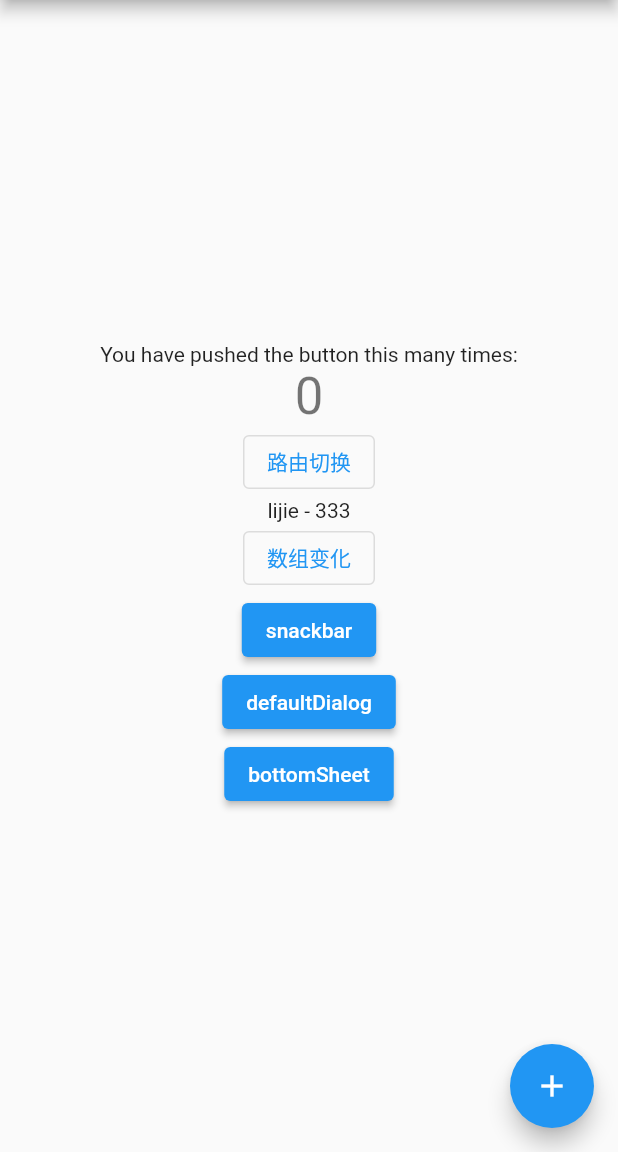
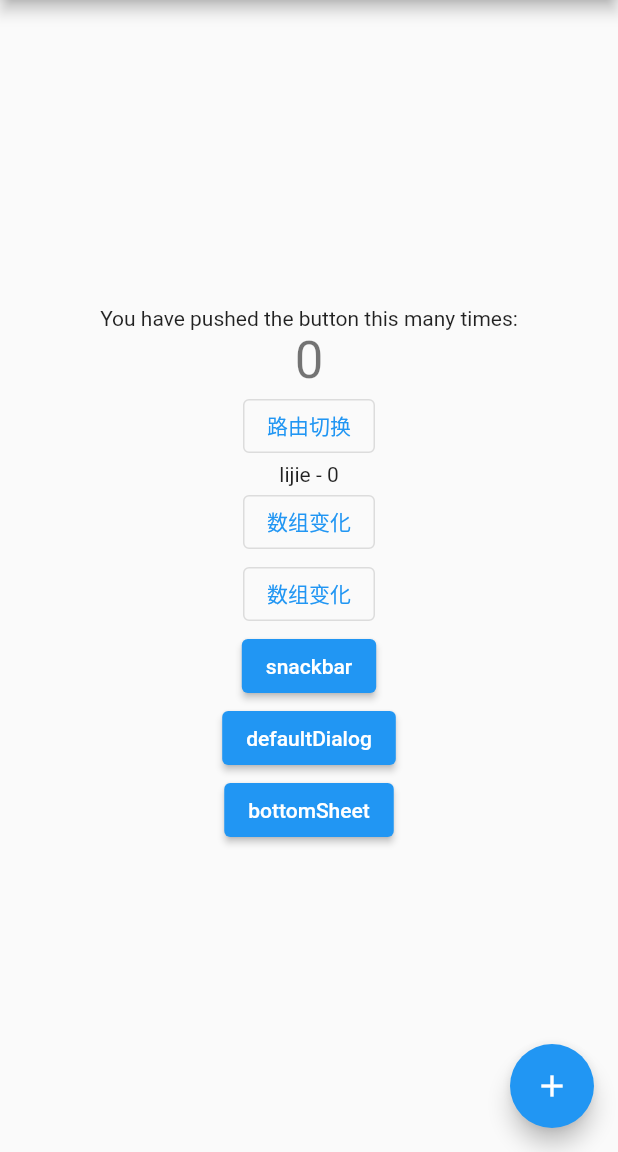
Before and after one commit to ljj218/get_test, a Flutter app: the screen it shows after launch, after a tap on "数组变化", on a phone screen of 412 x 824 dp, the part 84-1236 px from its top. Run offline on Flutter 3.47's test engine with Material 2 defaults, Android fonts, the phone set to English and light mode, and no system bars; our stand-ins replace get.

Commit message:
no message

```diff
--- a/getx/lib/main.dart
+++ b/getx/lib/main.dart
@@ -1,7 +1,7 @@
 /*
  * @Author: Long_jj
  * @Date: 2021-09-02 21:46:38
- * @LastEditTime: 2021-09-09 17:40:48
+ * @LastEditTime: 2021-09-10 14:29:05
  * @LastEditors: dragon
  * @Description:
  * @FilePath: \getx\lib\main.dart
@@ -44,7 +44,7 @@ class Controller extends GetxController {
       print(e);
     });
     ever(list, (e) {
-      print(e);
+      // print(e);
     });
     super.onInit();
   }
@@ -60,6 +60,7 @@ class MyHomePage extends StatefulWidget {
 }
 
 class _MyHomePageState extends State<MyHomePage> {
+  int num = 0;
   @override
   Widget build(BuildContext context) {
     final Controller c = Get.put(Controller());
@@ -99,7 +100,14 @@ class _MyHomePageState extends State<MyHomePage> {
             }),
             OutlinedButton(
               onPressed: () {
-                c.list.add({"name": 'lijie', "age": 333});
+                c.list.add({"name": 'lijie', "age": num++});
+              },
+              child: Text('数组变化'),
+            ),
+            OutlinedButton(
+              onPressed: () {
+                var s = c.list.removeAt(3);
+                print(s);
               },
               child: Text('数组变化'),
             ),
```
